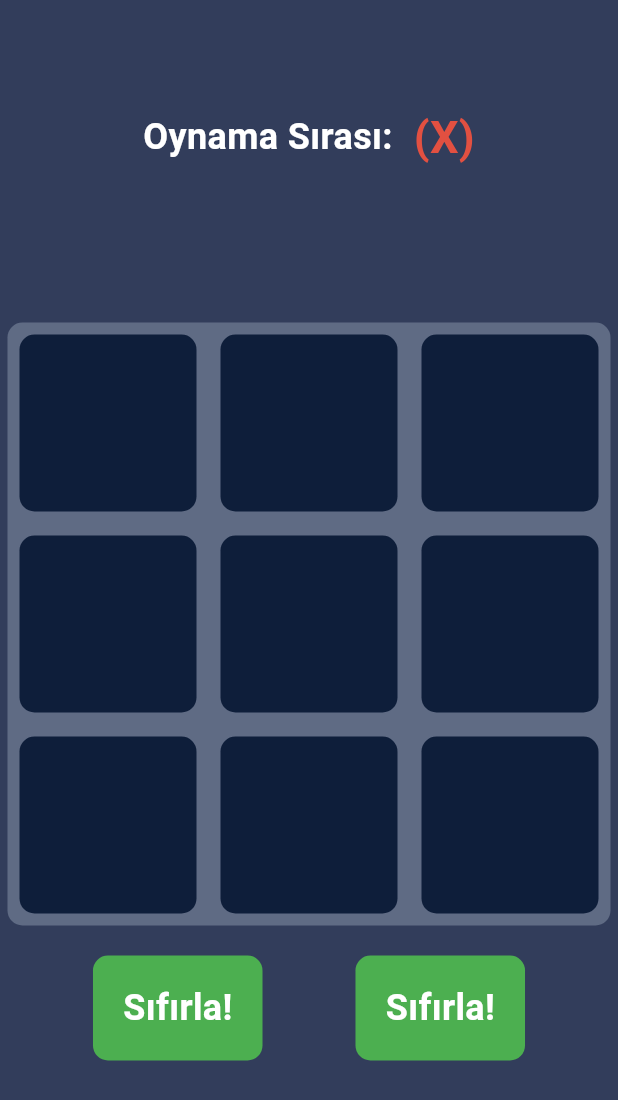
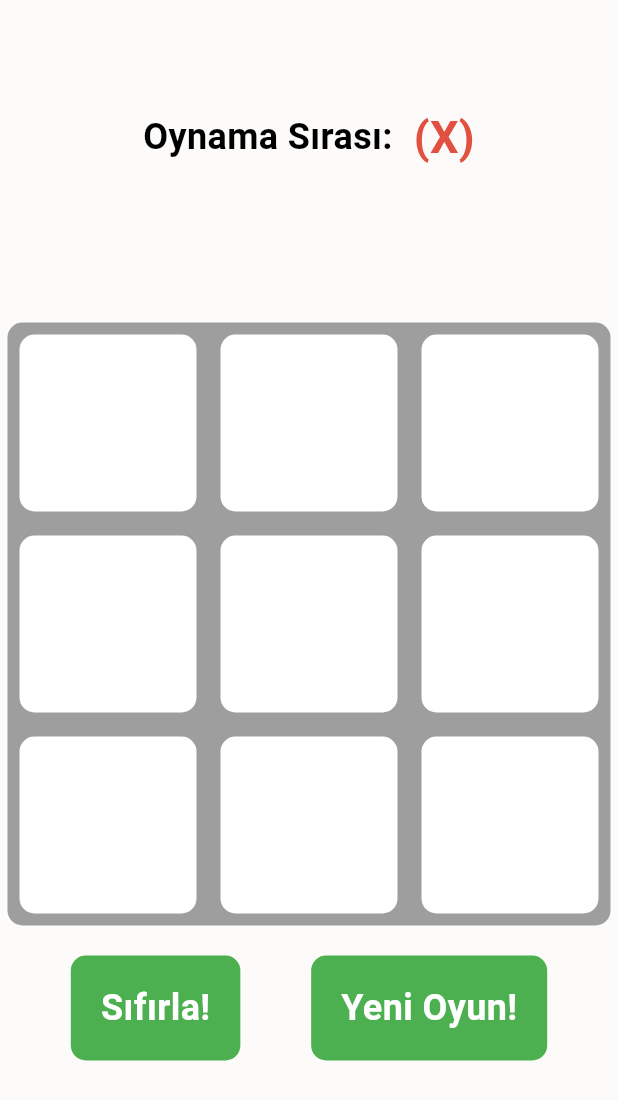
Before and after one commit to KadirKARAKAS/TicTacToe, a Flutter app: the GameScreen screen opened directly with empty values, on a phone screen of 412 x 824 dp. Shown: the top 1100 px of the screen. Run offline on Flutter 3.47's test engine with Material 3 defaults, Android fonts, the phone set to English and light mode, and no system bars; our stand-ins replace awesome_dialog, cloud_firestore, firebase_auth, firebase_core, page_transition; accounts and stored records are empty; network calls fail.

Commit message:
board color, new game creation, restart game, restart game added and edits made
board color, new game creation, restart game, restart game added and edits made

```diff
--- a/lib/GameCreationScreen/Page/game_creation_screen.dart
+++ b/lib/GameCreationScreen/Page/game_creation_screen.dart
@@ -1,8 +1,7 @@
 import 'package:cloud_firestore/cloud_firestore.dart';
 import 'package:firebase_auth/firebase_auth.dart';
 import 'package:flutter/material.dart';
-import 'package:tic_tac_toe/FirstOpeningPage/Page/first_opening_page.dart';
-import 'package:tic_tac_toe/GameCreationScreen/Widget/game_setting_widget.dart';
+import 'package:tic_tac_toe/GameCreationScreen/Widget/color_change_widget.dart';
 import 'package:tic_tac_toe/GameScreen/Page/game_screen.dart';
 import 'package:tic_tac_toe/appBar_widget.dart';
 import 'package:tic_tac_toe/constant.dart';
@@ -80,6 +79,19 @@ class _GameCreationScreenState extends State<GameCreationScreen> {
                     },
                   ),
                   const SizedBox(height: 20),
+                  // Text(
+                  //   "Kare Rengi",
+                  //   style: TextStyle(fontSize: 16, fontWeight: FontWeight.bold),
+                  // ),
+                  // const SizedBox(height: 10),
+                  // ColorPickerWidget(
+                  //   selectedColor: _boardColor,
+                  //   onColorSelected: (color) {
+                  //     setState(() {
+                  //       _boardColor = color;
+                  //     });
+                  //   },
+                  // ),
                   TextFormField(
                     controller: _participant1Controller,
                     decoration: const InputDecoration(
@@ -189,8 +201,10 @@ class _GameCreationScreenState extends State<GameCreationScreen> {
       Navigator.pushReplacement(
         context,
         MaterialPageRoute(
-          builder: (context) =>
-              GameScreen(player1: participant1, player2: participant2),
+          builder: (context) => GameScreen(
+              player1: participant1,
+              player2: participant2,
+              boardColor: _boardColor),
         ),
       );
     } catch (e) {
--- a/lib/GameScreen/Page/game_screen.dart
+++ b/lib/GameScreen/Page/game_screen.dart
@@ -1,11 +1,17 @@
 import 'package:awesome_dialog/awesome_dialog.dart';
 import 'package:flutter/material.dart';
+import 'package:flutter/services.dart';
 import 'package:tic_tac_toe/GameCreationScreen/Page/game_creation_screen.dart';
 
 class GameScreen extends StatefulWidget {
   String player1;
   String player2;
-  GameScreen({super.key, required this.player1, required this.player2});
+  Color boardColor;
+  GameScreen(
+      {super.key,
+      required this.player1,
+      required this.player2,
+      required this.boardColor});
 
   @override
   State<GameScreen> createState() => _GameScreenState();
@@ -75,7 +81,6 @@ class _GameScreenState extends State<GameScreen> {
         _gameOver = true;
         _winner = "Berabere";
       }
-
       if (_winner != "") {
         AwesomeDialog(
             context: context,
@@ -88,6 +93,7 @@ class _GameScreenState extends State<GameScreen> {
                     ? widget.player2 + " KAZANDI!"
                     : "Berabere",
             btnOkOnPress: () {
+              //FİREBASE E KAZANAN OYUNCUYU GÜNCELLEME İŞLEMİ BU KISIMA YAZILCAK
               _resetGame();
             })
           ..show();
@@ -98,7 +104,7 @@ class _GameScreenState extends State<GameScreen> {
   @override
   Widget build(BuildContext context) {
     return Scaffold(
-      backgroundColor: Color(0xFF323D5B),
+      backgroundColor: Color.fromRGBO(252, 251, 249, 1),
       body: SingleChildScrollView(
         child: Column(
           children: [
@@ -115,7 +121,7 @@ class _GameScreenState extends State<GameScreen> {
                         style: TextStyle(
                             fontSize: 24,
                             fontWeight: FontWeight.bold,
-                            color: Colors.white),
+                            color: Colors.black),
                       ),
                       Text(
                         _currentPlayer == "X"
@@ -137,7 +143,7 @@ class _GameScreenState extends State<GameScreen> {
             SizedBox(height: 20),
             Container(
               decoration: BoxDecoration(
-                color: Color(0xFF5F6B84),
+                color: widget.boardColor, // OYUN TAHTASI RENGİ AYARLAMA
                 borderRadius: BorderRadius.circular(10),
               ),
               margin: EdgeInsets.all(5),
@@ -155,19 +161,17 @@ class _GameScreenState extends State<GameScreen> {
                     child: Container(
                       margin: EdgeInsets.all(8),
                       decoration: BoxDecoration(
-                        color: Color(0xFF0E1E3A),
+                        color: Colors.white,
                         borderRadius: BorderRadius.circular(10),
                       ),
                       child: Center(
-                        child: Text(
-                          _board[row][col],
-                          style: TextStyle(
-                              fontSize: 120,
-                              fontWeight: FontWeight.bold,
-                              color: _board[row][col] == "X"
-                                  ? Color(0xFFE25041)
-                                  : Color(0xFF1CBD9E)),
-                        ),
+                        child: Text(_board[row][col],
+                            style: TextStyle(
+                                fontSize: 120,
+                                fontWeight: FontWeight.bold,
+                                color: _board[row][col] == "X"
+                                    ? Color(0xFFE25041)
+                                    : Color(0xFF1CBD9E))),
                       ),
                     ),
                   );
@@ -213,7 +217,7 @@ class _GameScreenState extends State<GameScreen> {
                     ),
                     padding: EdgeInsets.symmetric(vertical: 18, horizontal: 20),
                     child: Text(
-                      "Sıfırla!",
+                      "Yeni Oyun!",
                       style: TextStyle(
                           fontSize: 24,
                           fontWeight: FontWeight.bold,
```
Also changed, not shown: lib/GameCreationScreen/Widget/color_change_widget.dart (renamed from lib/GameCreationScreen/Widget/game_setting_widget.dart).
